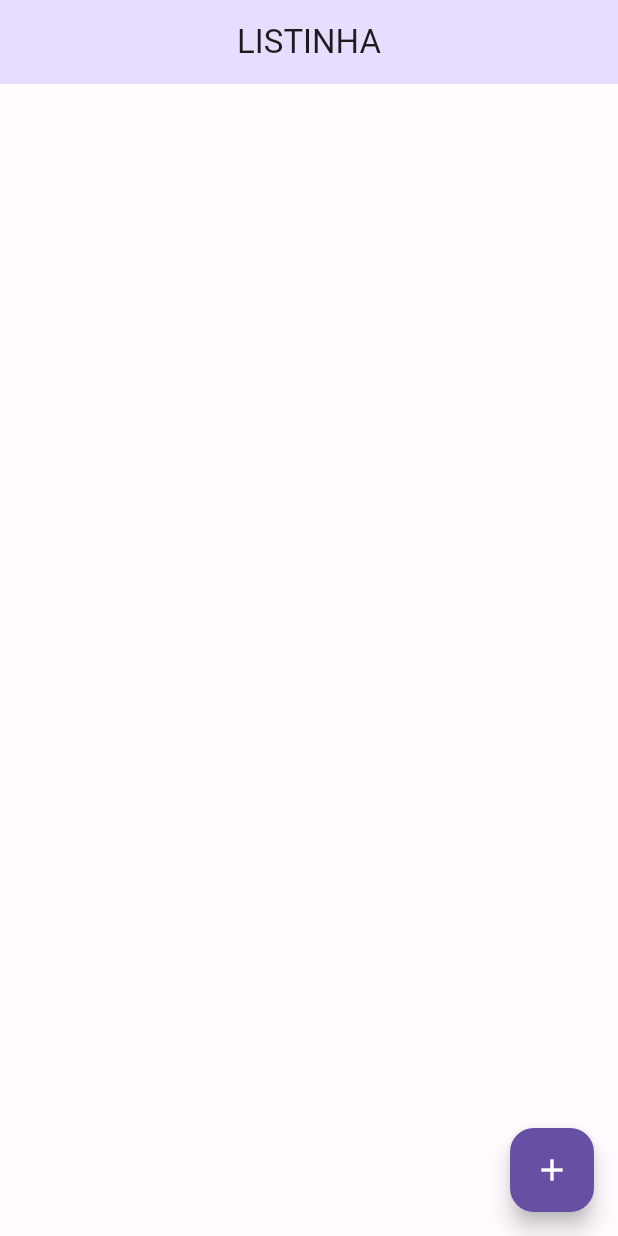
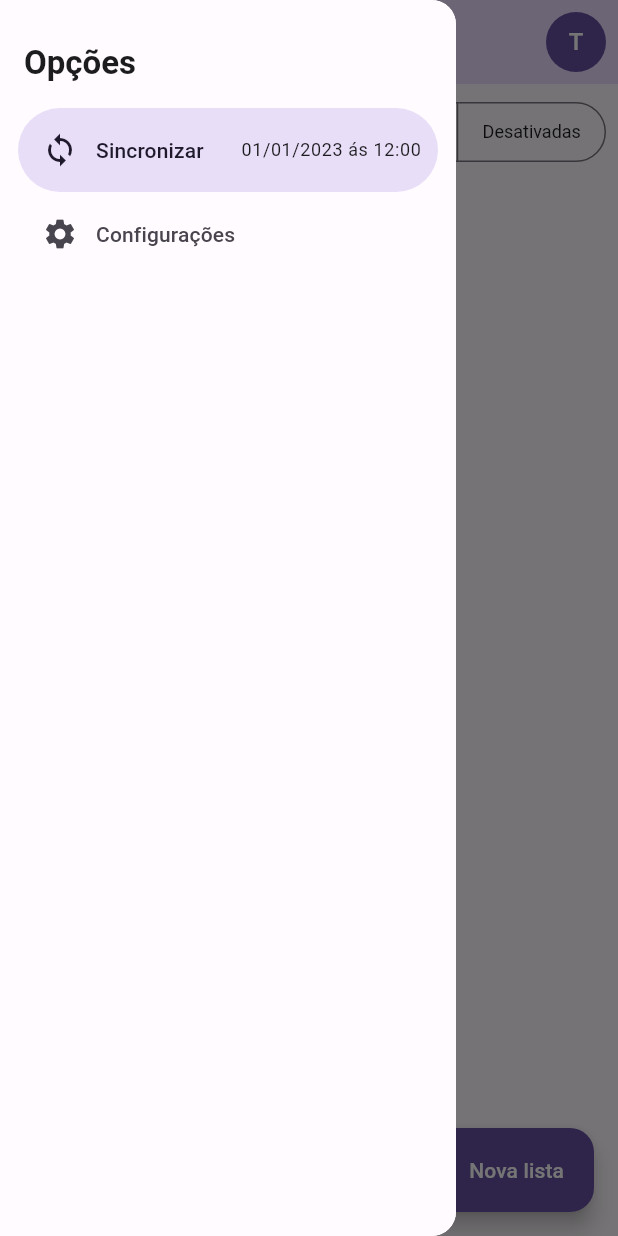
Before and after one commit to thyagoasc/listinha, a Flutter app: the screen it shows after launch, with the side drawer open (before the commit the screen has no drawer), on a phone screen of 412 x 824 dp. Run offline on Flutter 3.47's test engine with Material 2 defaults, Android fonts, the phone set to English and light mode, and no system bars.

Commit message:
Configuração inicial Drawer e HomePage - Aula 04

```diff
--- a/app/lib/src/app_widget.dart
+++ b/app/lib/src/app_widget.dart
@@ -1,5 +1,6 @@
 import 'package:flutter/material.dart';
 
+import 'home/home_page.dart';
 import 'shared/themes/theme.dart';
 
 class AppWidget extends StatelessWidget {
@@ -13,15 +14,7 @@ class AppWidget extends StatelessWidget {
       themeMode: ThemeMode.light,
       theme: lighTheme,
       darkTheme: darkTheme,
-      home: Scaffold(
-        appBar: AppBar(
-          title: Text('Listinha'.toUpperCase()),
-        ),
-        floatingActionButton: FloatingActionButton(
-          onPressed: () {},
-          child: const Icon(Icons.add),
-        ),
-      ),
+      home: const HomePage(),
     );
   }
 }
--- /dev/null
+++ b/app/lib/src/home/home_page.dart
@@ -0,0 +1,52 @@
+import 'package:flutter/material.dart';
+
+import 'widgets/custom_app_bar.dart';
+import 'widgets/custom_drawer.dart';
+
+class HomePage extends StatelessWidget {
+  const HomePage({super.key});
+
+  @override
+  Widget build(BuildContext context) {
+    return Scaffold(
+      drawer: const CustomDrawer(),
+      appBar: CustomAppBar(titleContent: 'Listinha'),
+      floatingActionButton: FloatingActionButton.extended(
+        onPressed: () {},
+        label: const Text('Nova lista'),
+        icon: const Icon(Icons.edit),
+      ),
+      body: Center(
+        child: Column(
+          children: [
+            Padding(
+              padding: const EdgeInsets.all(8),
+              child: SegmentedButton<int>(
+                segments: const [
+                  ButtonSegment(
+                    value: 0,
+                    label: Text('Todas'),
+                  ),
+                  ButtonSegment(
+                    value: 1,
+                    label: Text('Pendentes'),
+                  ),
+                  ButtonSegment(
+                    value: 2,
+                    label: Text('Conluídas'),
+                  ),
+                  ButtonSegment(
+                    value: 3,
+                    label: Text('Desativadas'),
+                  ),
+                ],
+                selected: const {1},
+                onSelectionChanged: (values) {},
+              ),
+            ),
+          ],
+        ),
+      ),
+    );
+  }
+}
--- /dev/null
+++ b/app/lib/src/home/widgets/custom_app_bar.dart
@@ -0,0 +1,18 @@
+import 'package:flutter/material.dart';
+
+import '../../shared/widgets/user_image_button.dart';
+
+class CustomAppBar extends AppBar {
+  final String titleContent;
+
+  CustomAppBar({required this.titleContent, super.key})
+      : super(
+          title: Text(titleContent.toUpperCase()),
+          actions: [
+            const Padding(
+              padding: EdgeInsets.only(right: 8),
+              child: UserImageButton(),
+            ),
+          ],
+        );
+}
--- /dev/null
+++ b/app/lib/src/home/widgets/custom_drawer.dart
@@ -0,0 +1,43 @@
+import 'package:flutter/material.dart';
+
+class CustomDrawer extends StatelessWidget {
+  const CustomDrawer({super.key});
+
+  @override
+  Widget build(BuildContext context) {
+    return Drawer(
+      child: NavigationDrawer(
+        children: [
+          Padding(
+            padding: const EdgeInsets.fromLTRB(16, 28, 16, 16),
+            child: Text(
+              'Opções',
+              style: Theme.of(context).textTheme.titleLarge?.copyWith(
+                    fontWeight: FontWeight.bold,
+                  ),
+            ),
+          ),
+          NavigationDrawerDestination(
+            icon: const Icon(Icons.sync),
+            label: Row(
+              children: [
+                const Text('Sincronizar'),
+                const SizedBox(
+                  width: 25,
+                ),
+                Text(
+                  '01/01/2023 ás 12:00',
+                  style: Theme.of(context).textTheme.bodySmall,
+                ),
+              ],
+            ),
+          ),
+          const NavigationDrawerDestination(
+            icon: Icon(Icons.settings),
+            label: Text('Configurações'),
+          ),
+        ],
+      ),
+    );
+  }
+}
--- a/app/lib/src/shared/themes/theme.dart
+++ b/app/lib/src/shared/themes/theme.dart
@@ -2,7 +2,7 @@ import 'package:flutter/material.dart';
 
 part 'color_schemes.g.dart';
 
-final lighTheme = ThemeData(
+ThemeData get lighTheme => ThemeData(
       useMaterial3: true,
       colorScheme: _lightColorScheme,
       appBarTheme: AppBarTheme(
@@ -13,13 +13,28 @@ final lighTheme = ThemeData(
         backgroundColor: _lightColorScheme.primary,
         foregroundColor: _lightColorScheme.onPrimary,
       ),
+      segmentedButtonTheme: _segmentedButtonTheme,
     );
 
-final darkTheme = ThemeData(
+ThemeData get darkTheme => ThemeData(
       useMaterial3: true,
       colorScheme: _darkColorScheme,
       appBarTheme: AppBarTheme(
         centerTitle: true,
         backgroundColor: _darkColorScheme.primaryContainer,
       ),
+      segmentedButtonTheme: _segmentedButtonTheme,
     );
+
+SegmentedButtonThemeData get _segmentedButtonTheme => SegmentedButtonThemeData(
+      style: ButtonStyle(
+        textStyle: MaterialStateProperty.resolveWith<TextStyle?>((states) {
+          if (states.contains(MaterialState.selected)) {
+            return const TextStyle(fontSize: 10);
+          }
+          return const TextStyle(
+            fontSize: 12,
+          );
+        }),
+      ),
+    );
--- /dev/null
+++ b/app/lib/src/shared/widgets/user_image_button.dart
@@ -0,0 +1,20 @@
+import 'package:flutter/material.dart';
+
+class UserImageButton extends StatelessWidget {
+  const UserImageButton({super.key});
+
+  @override
+  Widget build(BuildContext context) {
+    final theme = Theme.of(context);
+    final colorScheme = theme.colorScheme;
+
+    return GestureDetector(
+      onTap: () {},
+      child: CircleAvatar(
+        backgroundColor: colorScheme.primary,
+        foregroundColor: colorScheme.onPrimary,
+        child: const Text('T'),
+      ),
+    );
+  }
+}
```
Lines whose indentation alone changed are shown as unchanged.
